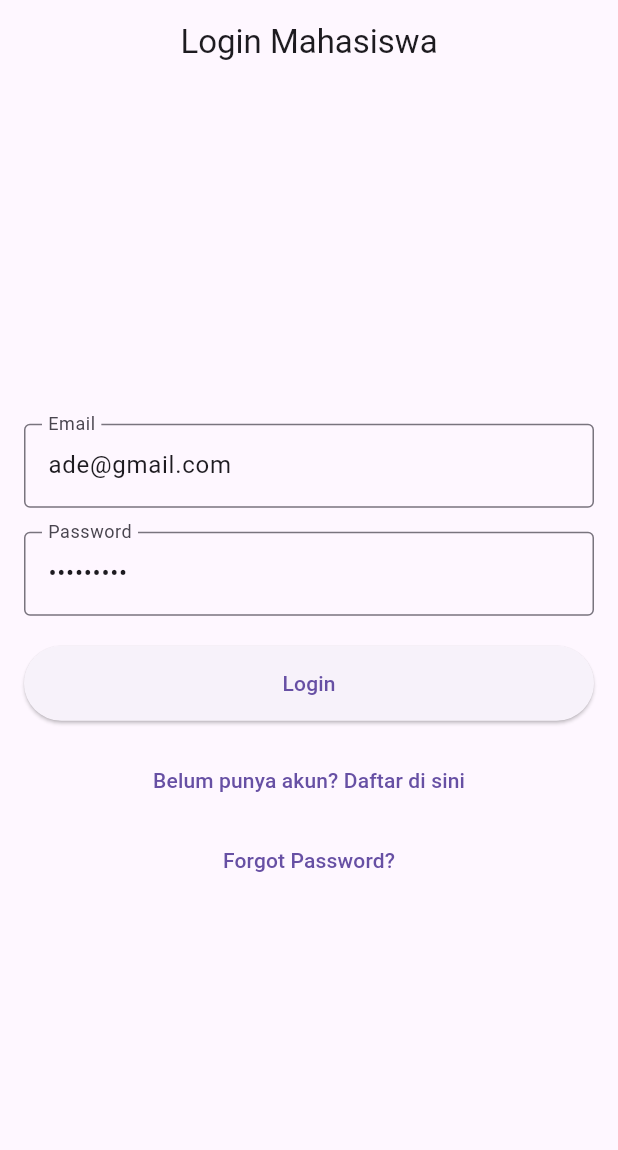
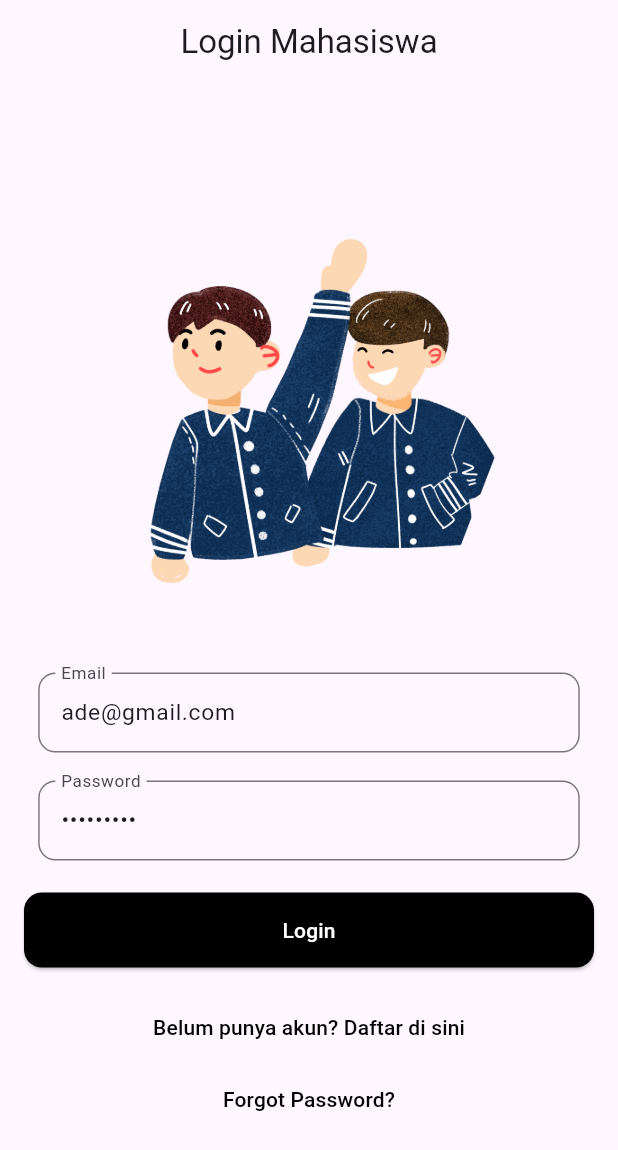
Before and after one commit to Curve887/project_stoki_mahasiswa, a Flutter app: the screen it shows after launch, on a phone screen of 412 x 824 dp. Shown: the top 1150 px of the screen. Run offline on Flutter 3.47's test engine with Material 3 defaults, Android fonts, the light colour scheme and no system bars; our stand-ins replace cloud_firestore, firebase_auth, firebase_core, get, persistent_bottom_nav_bar; accounts and stored records are empty.

Commit message:
Fix: tampilan Login Mahasiswa

```diff
--- a/lib/app/modules/login_mahasiswa/views/login_mahasiswa_view.dart
+++ b/lib/app/modules/login_mahasiswa/views/login_mahasiswa_view.dart
@@ -18,30 +18,53 @@ class LoginMahasiswaView extends GetView<LoginMahasiswaController> {
           child: Column(
             mainAxisAlignment: MainAxisAlignment.center,
             children: [
-              TextFormField(
+              // Gambar Mahasiswa di atas form
+              Image.asset(
+                'assets/image/mahasiswa.png',
+                width: 300,
+                height: 300,
+              ),
+              const SizedBox(height: 24),
+
+              // Email TextField
+              Transform.scale(
+                scale: 0.95,
+                child: TextFormField(
                   controller: controller.emailController,
                   keyboardType: TextInputType.emailAddress,
-                decoration: const InputDecoration(
+                  decoration: InputDecoration(
                     labelText: 'Email',
-                  border: OutlineInputBorder(),
+                    border: OutlineInputBorder(
+                      borderRadius: BorderRadius.circular(12),
+                    ),
                   ),
                   validator: (value) => value != null && value.contains('@')
                       ? null
                       : 'Email tidak valid',
                 ),
+              ),
               const SizedBox(height: 16),
-              TextFormField(
+
+              // Password TextField
+              Transform.scale(
+                scale: 0.95,
+                child: TextFormField(
                   controller: controller.passwordController,
                   obscureText: true,
-                decoration: const InputDecoration(
+                  decoration: InputDecoration(
                     labelText: 'Password',
-                  border: OutlineInputBorder(),
+                    border: OutlineInputBorder(
+                      borderRadius: BorderRadius.circular(12),
+                    ),
                   ),
                   validator: (value) => value != null && value.length >= 6
                       ? null
                       : 'Minimal 6 karakter',
                 ),
+              ),
               const SizedBox(height: 20),
+
+              // Tombol Login
               Obx(() {
                 return ElevatedButton(
                   onPressed: controller.isLoading.value
@@ -49,27 +72,43 @@ class LoginMahasiswaView extends GetView<LoginMahasiswaController> {
                       : controller.login,
                   style: ElevatedButton.styleFrom(
                     minimumSize: const Size.fromHeight(50),
+                    backgroundColor: Colors.black,
+                    shape: RoundedRectangleBorder(
+                      borderRadius: BorderRadius.circular(12),
+                    ),
                   ),
                   child: controller.isLoading.value
                       ? const CircularProgressIndicator(color: Colors.white)
-                      : const Text('Login'),
+                      : const Text(
+                          'Login',
+                          style: TextStyle(color: Colors.white),
+                        ),
                 );
               }),
+              const SizedBox(height: 16),
 
-              const SizedBox(height: 16),
+              // Daftar akun
               TextButton(
                 onPressed: () {
-                  // Lazy put the RegisterMahasiswaController
                   Get.lazyPut<RegisterMahasiswaController>(
                     () => RegisterMahasiswaController(),
                   );
-                  // Navigasi ke halaman register
                   Get.to(() => const RegisterMahasiswaView());
                 },
-                child: const Text("Belum punya akun? Daftar di sini"),
+                child: const Text(
+                  "Belum punya akun? Daftar di sini",
+                  style: TextStyle(color: Colors.black),
                 ),
-              const SizedBox(height: 5),
-              TextButton(onPressed: () {}, child: Text('Forgot Password?')),
+              ),
+
+              // Forgot Password
+              TextButton(
+                onPressed: () {},
+                child: const Text(
+                  'Forgot Password?',
+                  style: TextStyle(color: Colors.black),
+                ),
+              ),
             ],
           ),
         ),
--- a/lib/app/routes/app_routes.dart
+++ b/lib/app/routes/app_routes.dart
@@ -13,6 +13,7 @@ abstract class Routes {
   static const PINJAM_BARANG = _Paths.PINJAM_BARANG;
   static const KEMBALIKAN_BARANG = _Paths.KEMBALIKAN_BARANG;
   static const PROFIL_MAHASISWA = _Paths.PROFIL_MAHASISWA;
+  static const RESET_PASSWORD = _Paths.RESET_PASSWORD;
 }
 
 abstract class _Paths {
@@ -27,4 +28,5 @@ abstract class _Paths {
   static const PINJAM_BARANG = '/pinjam-barang';
   static const KEMBALIKAN_BARANG = '/kembalikan-barang';
   static const PROFIL_MAHASISWA = '/profil-mahasiswa';
+  static const RESET_PASSWORD = '/reset-password';
 }
```
Also changed, not shown: lib/app/modules/reset_password/bindings/reset_password_binding.dart (added, +12 -0 lines), lib/app/modules/reset_password/controllers/reset_password_controller.dart (added, +23 -0 lines), lib/app/modules/reset_password/views/reset_password_view.dart (added, +24 -0 lines), lib/app/modules/search_barang/views/search_barang_view.dart (+28 -17 lines), lib/app/routes/app_pages.dart (+7 -1 lines), assets/image/mahasiswa.png (added), assets/image/person.png (added). Lines whose indentation alone changed are shown as unchanged.
